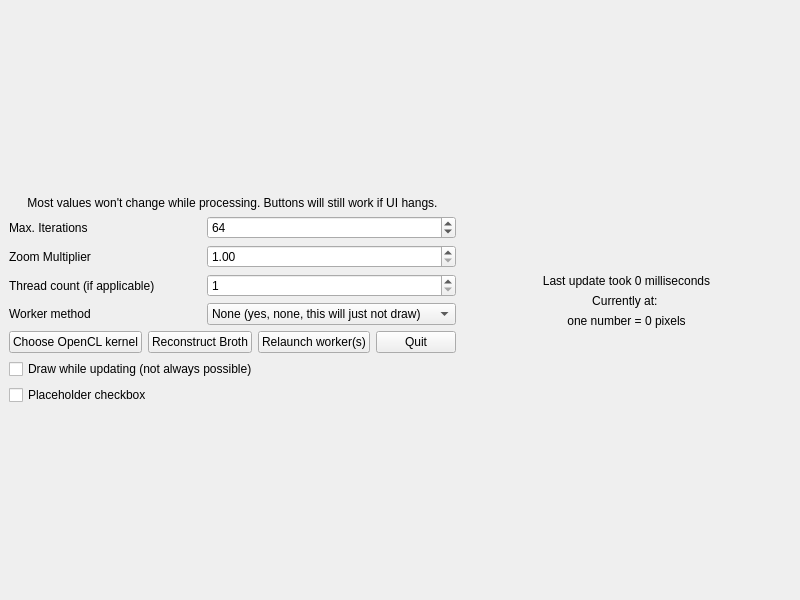
First picture: the form in mainwindow.ui, repository Daswf852/QtBrot, before the edit.
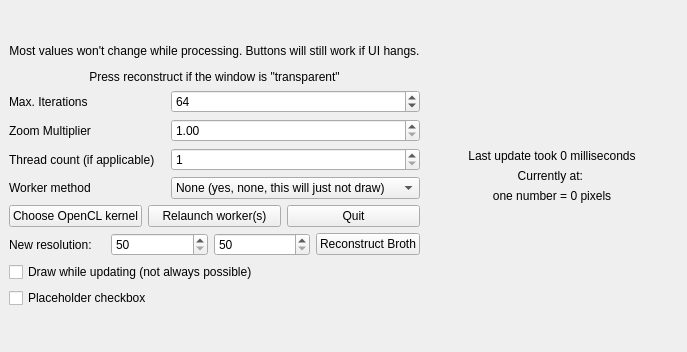
Second picture: the form after the edit.

Diff of the .ui file:
```diff
--- a/mainwindow.ui
+++ b/mainwindow.ui
@@ -6,8 +6,8 @@
    <rect>
     <x>0</x>
     <y>0</y>
-    <width>800</width>
-    <height>600</height>
+    <width>687</width>
+    <height>352</height>
    </rect>
   </property>
   <property name="windowTitle">
@@ -46,7 +46,7 @@
       <item>
        <widget class="QLabel" name="label_4">
         <property name="text">
-         <string>Most values won't change while processing. Buttons will still work if UI hangs.</string>
+         <string>&lt;html&gt;&lt;head/&gt;&lt;body&gt;&lt;p align=&quot;center&quot;&gt;Most values won't change while processing. Buttons will still work if UI hangs.&lt;/p&gt;&lt;p align=&quot;center&quot;&gt;Press reconstruct if the window is &amp;quot;transparent&amp;quot;&lt;/p&gt;&lt;/body&gt;&lt;/html&gt;</string>
         </property>
         <property name="alignment">
          <set>Qt::AlignCenter</set>
@@ -68,7 +68,7 @@
            <number>1</number>
           </property>
           <property name="maximum">
-           <number>4096</number>
+           <number>1000000</number>
           </property>
           <property name="value">
            <number>64</number>
@@ -151,13 +151,6 @@
           </property>
          </widget>
         </item>
-        <item>
-         <widget class="QPushButton" name="ReconstructButton">
-          <property name="text">
-           <string>Reconstruct Broth</string>
-          </property>
-         </widget>
-        </item>
         <item>
          <widget class="QPushButton" name="RelaunchButton">
           <property name="text">
@@ -174,6 +167,44 @@
         </item>
        </layout>
       </item>
+      <item>
+       <layout class="QHBoxLayout" name="horizontalLayout_2">
+        <item>
+         <widget class="QLabel" name="label">
+          <property name="text">
+           <string>New resolution:</string>
+          </property>
+         </widget>
+        </item>
+        <item>
+         <widget class="QSpinBox" name="ResolutionWSpinBox">
+          <property name="minimum">
+           <number>50</number>
+          </property>
+          <property name="maximum">
+           <number>10000</number>
+          </property>
+         </widget>
+        </item>
+        <item>
+         <widget class="QSpinBox" name="ResolutionHSpinBox">
+          <property name="minimum">
+           <number>50</number>
+          </property>
+          <property name="maximum">
+           <number>10000</number>
+          </property>
+         </widget>
+        </item>
+        <item>
+         <widget class="QPushButton" name="ReconstructButton">
+          <property name="text">
+           <string>Reconstruct Broth</string>
+          </property>
+         </widget>
+        </item>
+       </layout>
+      </item>
       <item>
        <layout class="QVBoxLayout" name="checkboxes">
         <item>
```
